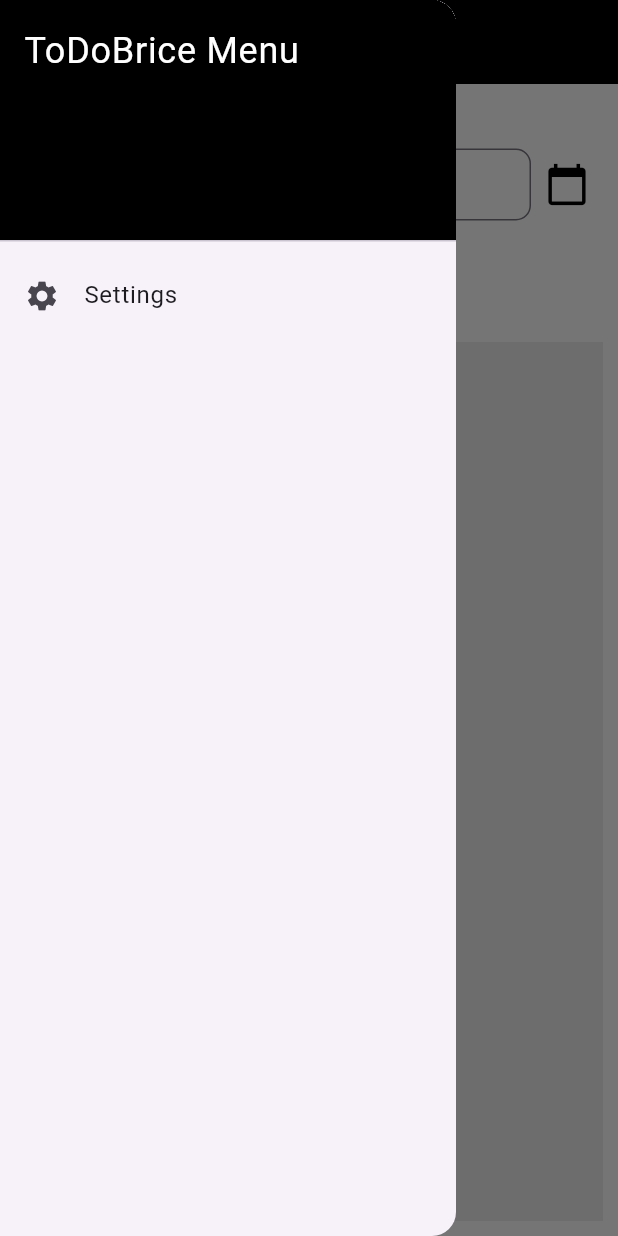
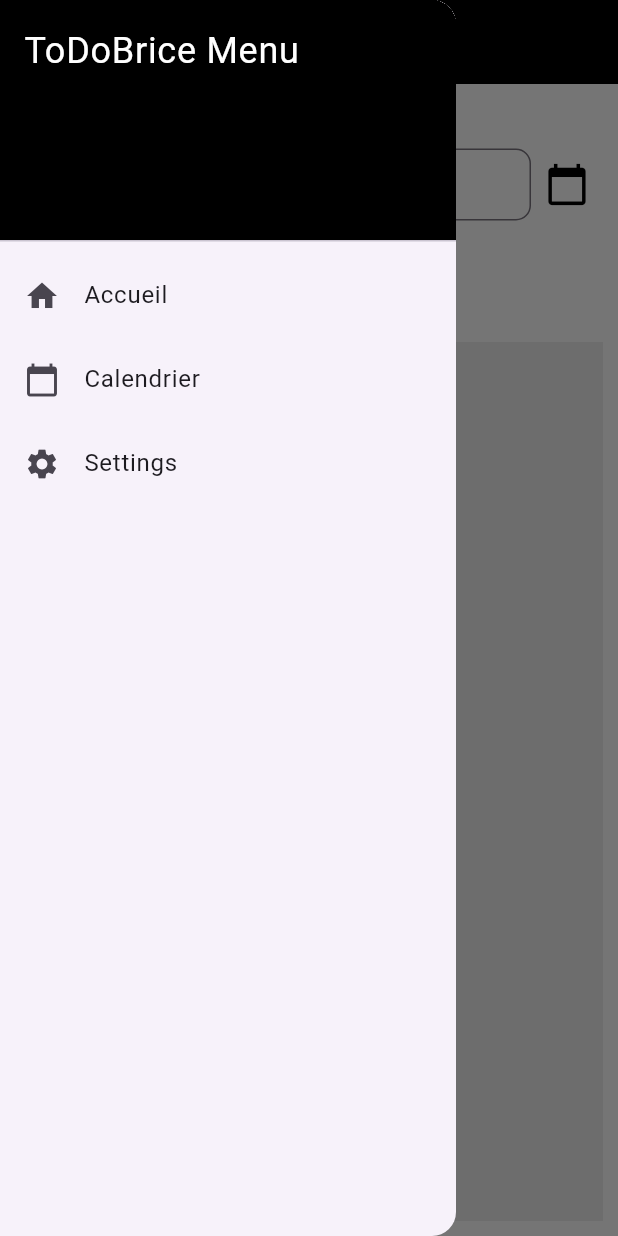
Before and after one commit to YoanPOUX/todoBrice, a Flutter app: the screen it shows after launch, with the side drawer open, on a phone screen of 412 x 824 dp. Run offline on Flutter 3.47's test engine with Material 3 defaults, Android fonts, the phone set to English and light mode, and no system bars; our stand-ins replace shared_preferences, sqflite; accounts and stored records are empty.

Commit message:
ajout calendrier et accueil dans le drawer header

```diff
--- a/lib/main.dart
+++ b/lib/main.dart
@@ -138,6 +138,24 @@ class _ToDoScreenState extends State<ToDoScreen> {
               ),
             ),
             ListTile(
+              leading: Icon(Icons.home),
+              title: Text('Accueil'),
+              onTap: () {
+                Navigator.of(context).pushReplacement(
+                  MaterialPageRoute(builder: (context) => ToDoScreen()),
+                );
+              },
+            ),
+            ListTile(
+              leading: Icon(Icons.calendar_today),
+              title: Text('Calendrier'),
+              onTap: () {
+                // Ajoute une page de calendrier plus tard
+                // Par exemple : Navigator.of(context).push(MaterialPageRoute(builder: (context) => CalendarPage()));
+              },
+            ),
+            Spacer(), // Cela pousse "Settings" en bas
+            ListTile(
               leading: Icon(Icons.settings),
               title: Text('Settings'),
               onTap: () {
@@ -149,6 +167,7 @@ class _ToDoScreenState extends State<ToDoScreen> {
           ],
         ),
       ),
+
       body: Column(
         children: [
           ToDoHeader(
```
